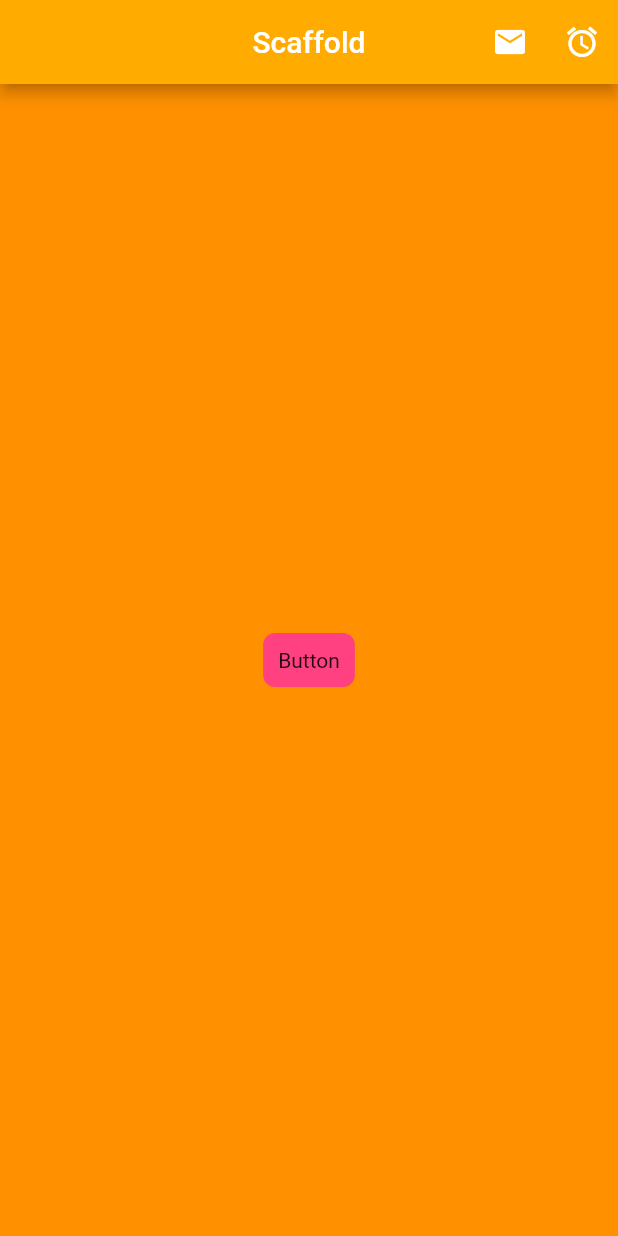
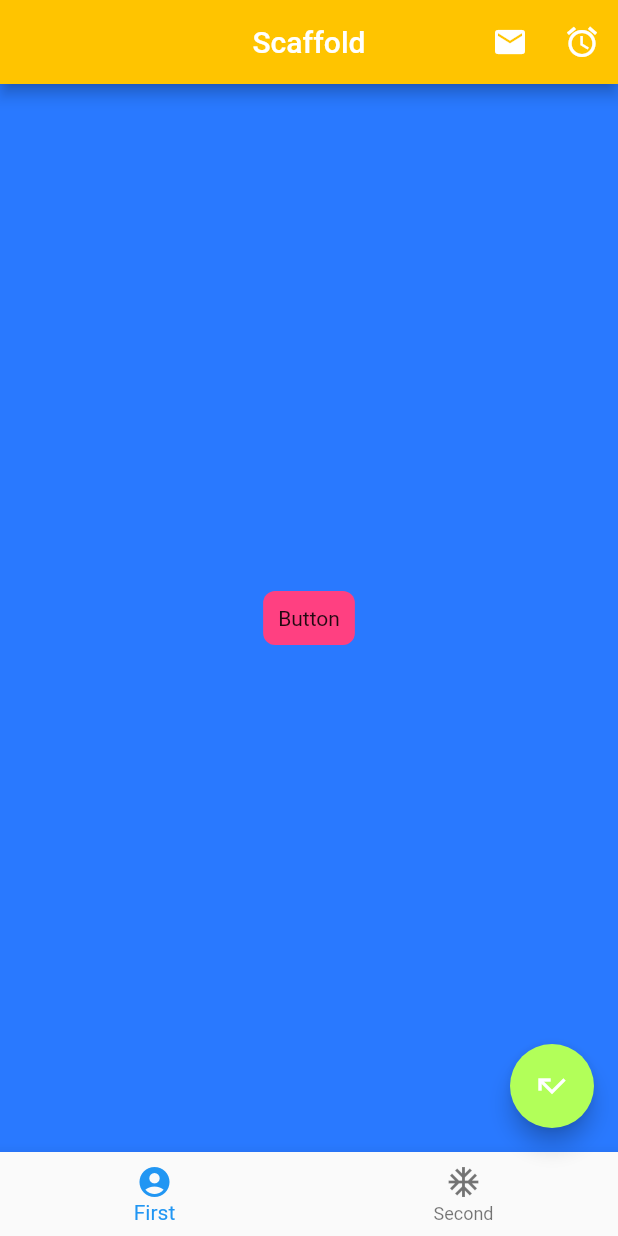
Before and after one commit to TristanHoladay/Flutter_Course-Dart, a Flutter app: the screen it shows after launch, on a phone screen of 412 x 824 dp. Run offline on Flutter 3.47's test engine with Material 2 defaults, Android fonts, the phone set to English and light mode, and no system bars.

Commit message:
added bottomNavigationBar widget

```diff
--- a/hello_world_app/lib/ui/home.dart
+++ b/hello_world_app/lib/ui/home.dart
@@ -11,14 +11,25 @@ class ScaffoldExample extends StatelessWidget {
         appBar: AppBar(
             title: Text("Scaffold"),
             centerTitle: true,
-            backgroundColor: Colors.amberAccent.shade700,
+            backgroundColor: Colors.amberAccent.shade400,
             actions: <Widget>[
               IconButton(
                   icon: Icon(Icons.email),
                   onPressed: () => debugPrint("Email Tapped!")),
               IconButton(icon: Icon(Icons.access_alarms), onPressed: _tapButton)
-            ]),
-        backgroundColor: Colors.orangeAccent.shade400,
+            ]
+        ),
+        floatingActionButton: FloatingActionButton(
+          backgroundColor: Colors.lightGreenAccent,
+          hoverColor: Colors.deepOrange,
+          child: Icon(Icons.call_missed),
+          onPressed: () => debugPrint("You Missed a Call!"),
+        ),
+        bottomNavigationBar: BottomNavigationBar(items: [
+          BottomNavigationBarItem(icon: Icon(Icons.account_circle), title: Text("First")),
+          BottomNavigationBarItem(icon: Icon(Icons.ac_unit), title: Text("Second"))
+        ], onTap: (int index) => debugPrint("Tapped item: $index"),),
+        backgroundColor: Colors.blueAccent.shade400,
         body: Container(
             alignment: Alignment.center,
             child: Column(
@@ -34,9 +45,7 @@ class ScaffoldExample extends StatelessWidget {
 //                  hoverColor: Colors.blueAccent,
 //                  onPressed: () => debugPrint("Gabrielle Clicked Me!!!!!"),
 //                ))
-            ]
-          )
-        ));
+                ])));
   }
 }
 
@@ -45,7 +54,9 @@ class CustomButton extends StatelessWidget {
   Widget build(BuildContext context) {
     return GestureDetector(
       onTap: () {
-        final snackBar = SnackBar(content: Text("Hello World Again!"),);
+        final snackBar = SnackBar(
+          content: Text("Hello World Again!"),
+        );
 
         Scaffold.of(context).showSnackBar(snackBar);
       },
@@ -60,7 +71,6 @@ class CustomButton extends StatelessWidget {
     );
   }
 }
-
 
 class Home extends StatelessWidget {
   @override
```
Lines whose indentation alone changed are shown as unchanged.
